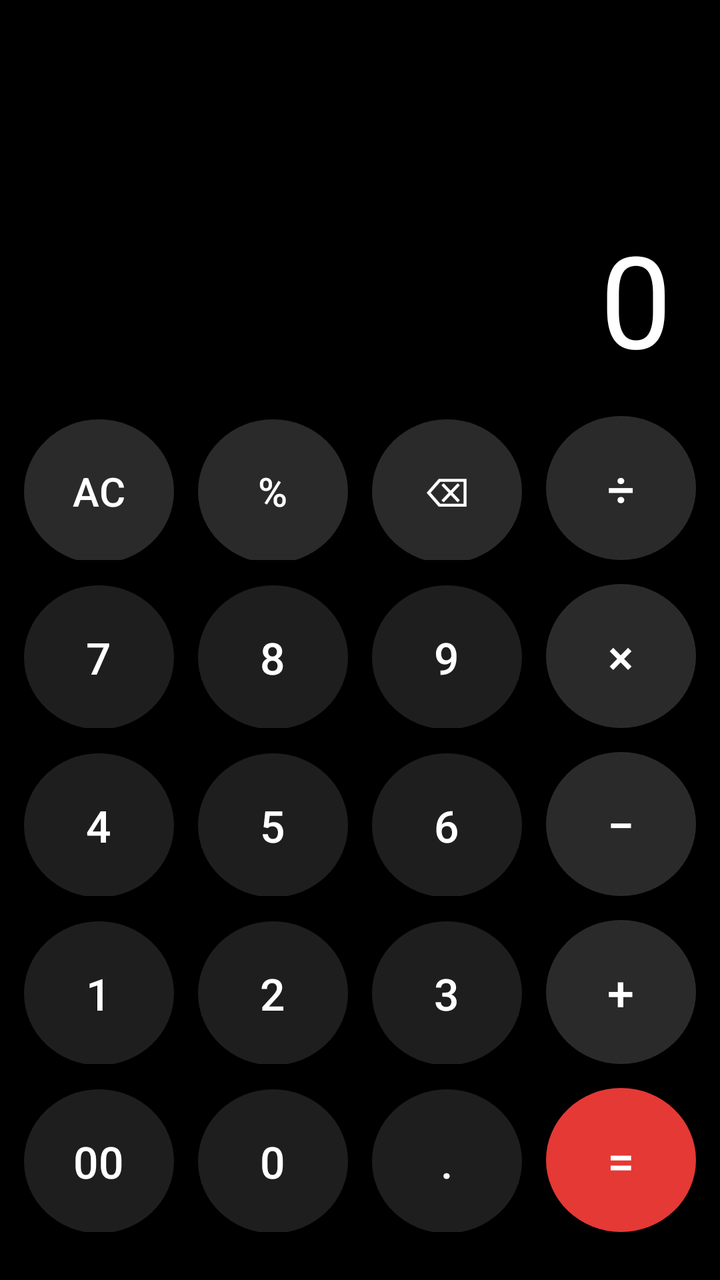
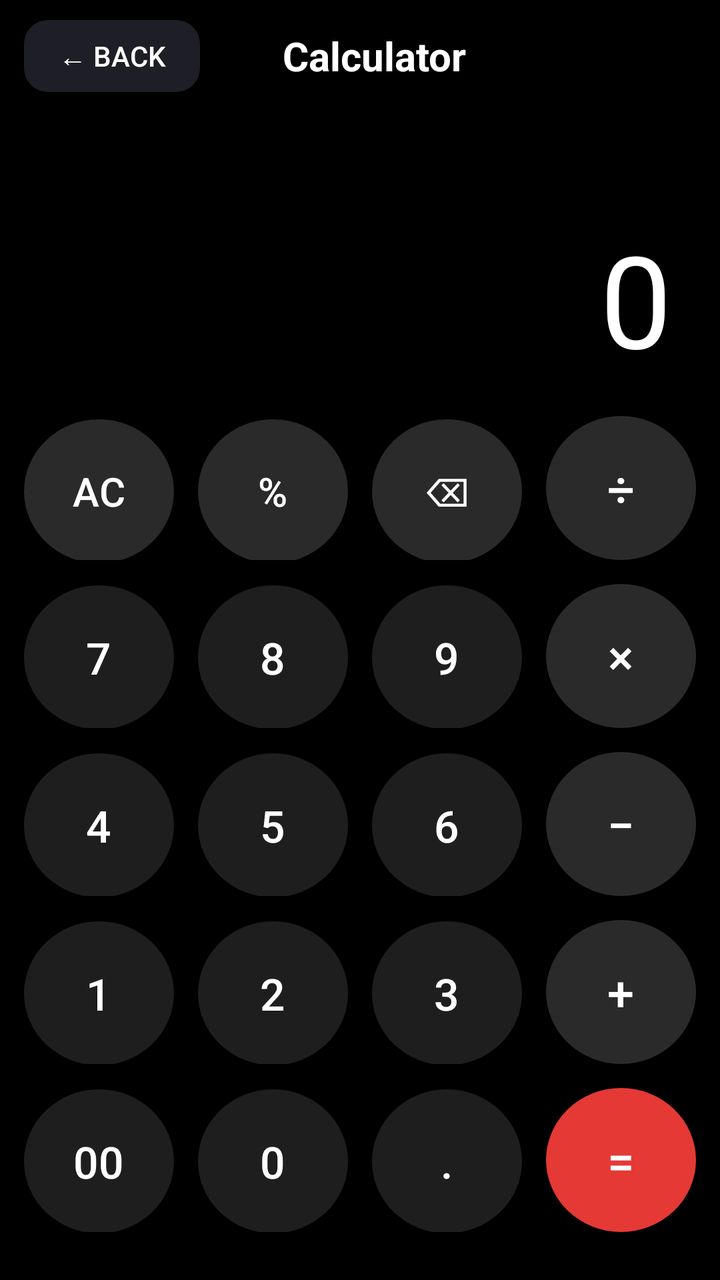

Before-and-after screenshots of an Android layout around one commit, followed by the original layout XML and the change that was made.
<!-- AndroidManifest.xml: application theme Theme.AppCompat.Light.NoActionBar -->
<!-- res/layout/activity_calculator.xml -->
<?xml version="1.0" encoding="utf-8"?>
<LinearLayout
    xmlns:android="http://schemas.android.com/apk/res/android"
    android:layout_width="match_parent"
    android:layout_height="match_parent"
    android:background="#000000"
    android:orientation="vertical">

    
    <LinearLayout
        android:layout_width="match_parent"
        android:layout_height="0dp"
        android:layout_weight="1"
        android:orientation="vertical"
        android:gravity="bottom"
        android:paddingEnd="24dp"
        android:paddingBottom="16dp">

        <TextView
            android:id="@+id/expressionText"
            android:layout_width="match_parent"
            android:layout_height="wrap_content"
            android:text=""
            android:textColor="#888888"
            android:textSize="22sp"
            android:gravity="end"/>

        <TextView
            android:id="@+id/resultText"
            android:layout_width="match_parent"
            android:layout_height="wrap_content"
            android:text="0"
            android:textColor="#FFFFFF"
            android:textSize="64sp"
            android:gravity="end"/>

    </LinearLayout>

    
    <LinearLayout
        android:layout_width="match_parent"
        android:layout_height="wrap_content"
        android:orientation="vertical"
        android:paddingStart="12dp"
        android:paddingEnd="12dp"
        android:paddingBottom="24dp">

        
        <LinearLayout
            android:layout_width="match_parent"
            android:layout_height="wrap_content"
            android:orientation="horizontal"
            android:layout_marginBottom="12dp">

            <Button android:id="@+id/btnAC" android:layout_width="0dp" android:layout_height="72dp" android:layout_weight="1" android:layout_marginEnd="12dp" android:text="AC" android:textColor="#FFFFFF" android:textSize="20sp" android:background="@drawable/calc_button_dark"/>
            <Button android:id="@+id/btnPercent" android:layout_width="0dp" android:layout_height="72dp" android:layout_weight="1" android:layout_marginEnd="12dp" android:text="%" android:textColor="#FFFFFF" android:textSize="20sp" android:background="@drawable/calc_button_dark"/>
            <Button android:id="@+id/btnDel" android:layout_width="0dp" android:layout_height="72dp" android:layout_weight="1" android:layout_marginEnd="12dp" android:text="⌫" android:textColor="#FFFFFF" android:textSize="20sp" android:background="@drawable/calc_button_dark"/>
            <Button android:id="@+id/btnDiv" android:layout_width="0dp" android:layout_height="72dp" android:layout_weight="1" android:text="÷" android:textColor="#FFFFFF" android:textSize="24sp" android:background="@drawable/calc_button_dark"/>

        </LinearLayout>

        
        <LinearLayout
            android:layout_width="match_parent"
            android:layout_height="wrap_content"
            android:orientation="horizontal"
            android:layout_marginBottom="12dp">

            <Button android:id="@+id/btn7" android:layout_width="0dp" android:layout_height="72dp" android:layout_weight="1" android:layout_marginEnd="12dp" android:text="7" android:textColor="#FFFFFF" android:textSize="22sp" android:background="@drawable/calc_button_gray"/>
            <Button android:id="@+id/btn8" android:layout_width="0dp" android:layout_height="72dp" android:layout_weight="1" android:layout_marginEnd="12dp" android:text="8" android:textColor="#FFFFFF" android:textSize="22sp" android:background="@drawable/calc_button_gray"/>
            <Button android:id="@+id/btn9" android:layout_width="0dp" android:layout_height="72dp" android:layout_weight="1" android:layout_marginEnd="12dp" android:text="9" android:textColor="#FFFFFF" android:textSize="22sp" android:background="@drawable/calc_button_gray"/>
            <Button android:id="@+id/btnMul" android:layout_width="0dp" android:layout_height="72dp" android:layout_weight="1" android:text="×" android:textColor="#FFFFFF" android:textSize="24sp" android:background="@drawable/calc_button_dark"/>

        </LinearLayout>

        
        <LinearLayout
            android:layout_width="match_parent"
            android:layout_height="wrap_content"
            android:orientation="horizontal"
            android:layout_marginBottom="12dp">

            <Button android:id="@+id/btn4" android:layout_width="0dp" android:layout_height="72dp" android:layout_weight="1" android:layout_marginEnd="12dp" android:text="4" android:textColor="#FFFFFF" android:textSize="22sp" android:background="@drawable/calc_button_gray"/>
            <Button android:id="@+id/btn5" android:layout_width="0dp" android:layout_height="72dp" android:layout_weight="1" android:layout_marginEnd="12dp" android:text="5" android:textColor="#FFFFFF" android:textSize="22sp" android:background="@drawable/calc_button_gray"/>
            <Button android:id="@+id/btn6" android:layout_width="0dp" android:layout_height="72dp" android:layout_weight="1" android:layout_marginEnd="12dp" android:text="6" android:textColor="#FFFFFF" android:textSize="22sp" android:background="@drawable/calc_button_gray"/>
            <Button android:id="@+id/btnSub" android:layout_width="0dp" android:layout_height="72dp" android:layout_weight="1" android:text="−" android:textColor="#FFFFFF" android:textSize="24sp" android:background="@drawable/calc_button_dark"/>

        </LinearLayout>

        
        <LinearLayout
            android:layout_width="match_parent"
            android:layout_height="wrap_content"
            android:orientation="horizontal"
            android:layout_marginBottom="12dp">

            <Button android:id="@+id/btn1" android:layout_width="0dp" android:layout_height="72dp" android:layout_weight="1" android:layout_marginEnd="12dp" android:text="1" android:textColor="#FFFFFF" android:textSize="22sp" android:background="@drawable/calc_button_gray"/>
            <Button android:id="@+id/btn2" android:layout_width="0dp" android:layout_height="72dp" android:layout_weight="1" android:layout_marginEnd="12dp" android:text="2" android:textColor="#FFFFFF" android:textSize="22sp" android:background="@drawable/calc_button_gray"/>
            <Button android:id="@+id/btn3" android:layout_width="0dp" android:layout_height="72dp" android:layout_weight="1" android:layout_marginEnd="12dp" android:text="3" android:textColor="#FFFFFF" android:textSize="22sp" android:background="@drawable/calc_button_gray"/>
            <Button android:id="@+id/btnAdd" android:layout_width="0dp" android:layout_height="72dp" android:layout_weight="1" android:text="+" android:textColor="#FFFFFF" android:textSize="24sp" android:background="@drawable/calc_button_dark"/>

        </LinearLayout>

        
        <LinearLayout
            android:layout_width="match_parent"
            android:layout_height="wrap_content"
            android:orientation="horizontal">

            <Button android:id="@+id/btn00" android:layout_width="0dp" android:layout_height="72dp" android:layout_weight="1" android:layout_marginEnd="12dp" android:text="00" android:textColor="#FFFFFF" android:textSize="22sp" android:background="@drawable/calc_button_gray"/>
            <Button android:id="@+id/btn0" android:layout_width="0dp" android:layout_height="72dp" android:layout_weight="1" android:layout_marginEnd="12dp" android:text="0" android:textColor="#FFFFFF" android:textSize="22sp" android:background="@drawable/calc_button_gray"/>
            <Button android:id="@+id/btnDot" android:layout_width="0dp" android:layout_height="72dp" android:layout_weight="1" android:layout_marginEnd="12dp" android:text="." android:textColor="#FFFFFF" android:textSize="22sp" android:background="@drawable/calc_button_gray"/>
            <Button android:id="@+id/btnEquals" android:layout_width="0dp" android:layout_height="72dp" android:layout_weight="1" android:text="=" android:textColor="#FFFFFF" android:textSize="24sp" android:background="@drawable/calc_button_red"/>

        </LinearLayout>

    </LinearLayout>

</LinearLayout>
<!-- resources referenced by this layout -->
<resources>
  <!-- drawable calc_button_dark (drawable) -->
  <?xml version="1.0" encoding="utf-8"?>
  <shape xmlns:android="http://schemas.android.com/apk/res/android"
      android:shape="oval">
      <solid android:color="#2A2A2A"/>
  </shape>
  <!-- drawable calc_button_gray (drawable) -->
  <?xml version="1.0" encoding="utf-8"?>
  <shape xmlns:android="http://schemas.android.com/apk/res/android"
      android:shape="oval">
      <solid android:color="#1E1E1E"/>
  </shape>
  <!-- drawable calc_button_red (drawable) -->
  <?xml version="1.0" encoding="utf-8"?>
  <shape xmlns:android="http://schemas.android.com/apk/res/android"
      android:shape="oval">
      <solid android:color="#E53935"/>
  </shape>
</resources>

<!-- the commit's change to res/layout/activity_calculator.xml (unified diff, before → after) -->
@@ -5,6 +5,43 @@
     android:layout_height="match_parent"
     android:background="#000000"
     android:orientation="vertical">
+
+    
+    <LinearLayout
+        android:layout_width="match_parent"
+        android:layout_height="56dp"
+        android:orientation="horizontal"
+        android:gravity="center_vertical"
+        android:paddingStart="12dp"
+        android:paddingEnd="16dp"
+        android:background="#000000">
+
+        <Button
+            android:id="@+id/backButton"
+            android:layout_width="wrap_content"
+            android:layout_height="36dp"
+            android:text="← Back"
+            android:textColor="#FFFFFF"
+            android:textSize="14sp"
+            android:background="@drawable/rounded_dark_button"
+            android:paddingStart="12dp"
+            android:paddingEnd="12dp"/>
+
+        <TextView
+            android:layout_width="0dp"
+            android:layout_height="wrap_content"
+            android:layout_weight="1"
+            android:text="Calculator"
+            android:textColor="#FFFFFF"
+            android:textSize="20sp"
+            android:textStyle="bold"
+            android:gravity="center"/>
+
+        <View
+            android:layout_width="70dp"
+            android:layout_height="wrap_content"/>
+
+    </LinearLayout>
 
     
     <LinearLayout
<!-- resource entries referenced after the edit -->
@@ -18,5 +18,12 @@
       android:shape="oval">
       <solid android:color="#E53935"/>
   </shape>
+  <!-- drawable rounded_dark_button (drawable) -->
+  <?xml version="1.0" encoding="utf-8"?>
+  <shape xmlns:android="http://schemas.android.com/apk/res/android"
+      android:shape="rectangle">
+      <solid android:color="#1E1E26"/>
+      <corners android:radius="12dp"/>
+  </shape>
 </resources>
 
